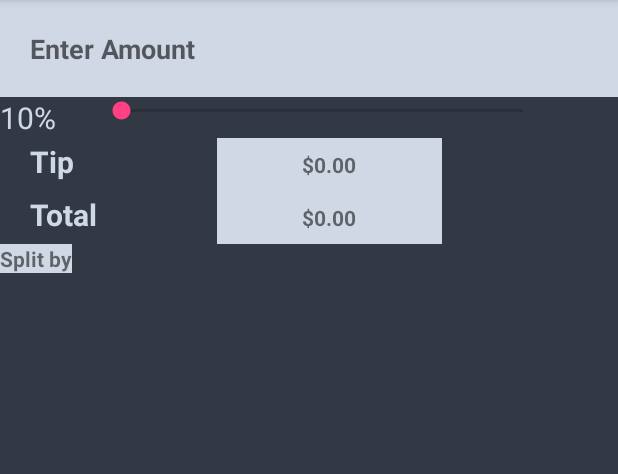
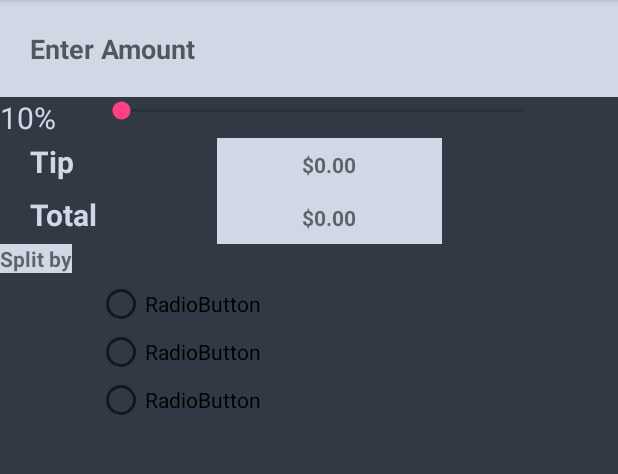
Before and after one commit to chanice/TipCalculator, an Android app: the screen it shows after launch (MainActivity), on a phone screen of 412 x 824 dp, the part 84-558 px from its top. Run offline under Robolectric (Android 15) with nearby library versions, the phone set to English and light mode, and no system bars.

Commit message:
added radio buttons

```diff
--- a/app/src/main/res/layout/activity_main.xml
+++ b/app/src/main/res/layout/activity_main.xml
@@ -4,7 +4,7 @@
     xmlns:app="http://schemas.android.com/apk/res-auto"
     android:layout_width="match_parent"
     android:layout_height="match_parent"
-    android:rowCount="8"
+    android:rowCount="20"
     android:background="@color/darkGrey"
     tools:context=".MainActivity">
 
@@ -126,4 +126,32 @@
         android:layout_column="1"
         android:layout_row="6" />
 
+    <RadioGroup
+        android:layout_width="match_parent"
+        android:layout_height="wrap_content"
+        android:layout_column="1"
+        android:layout_row="10" >
+
+        <RadioButton
+            android:id="@+id/radioButton3"
+            android:layout_width="wrap_content"
+            android:layout_height="wrap_content"
+            android:layout_weight="1"
+            android:text="RadioButton" />
+
+        <RadioButton
+            android:id="@+id/radioButton2"
+            android:layout_width="wrap_content"
+            android:layout_height="wrap_content"
+            android:layout_weight="1"
+            android:text="RadioButton" />
+
+        <RadioButton
+            android:id="@+id/radioButton"
+            android:layout_width="wrap_content"
+            android:layout_height="wrap_content"
+            android:layout_weight="1"
+            android:text="RadioButton" />
+    </RadioGroup>
+
 </GridLayout>
```
